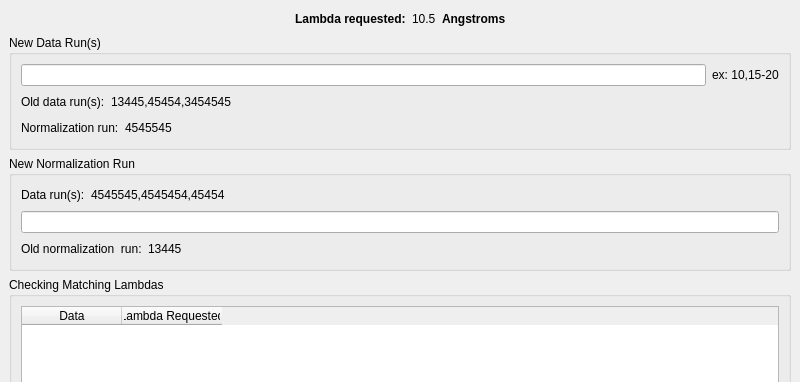
Above: designer/table_reduction_runs_editor.ui from aglavic/quicknxs before the change; both pictures show x 0 to 800 and y 0 to 382 of the 800 by 600 pixel window. Below: the same form after it.
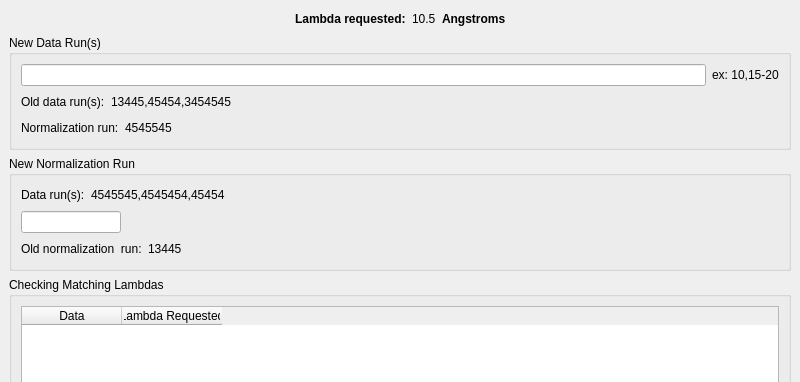
That is the form after the change.

Commit message: Edited Normalization runs are now copied back to main gui as well

```diff
--- a/designer/table_reduction_runs_editor.ui
+++ b/designer/table_reduction_runs_editor.ui
@@ -205,7 +205,15 @@
         </layout>
        </item>
        <item>
+        <layout class="QHBoxLayout" name="horizontalLayout_10">
+         <item>
         <widget class="QLineEdit" name="normLineEdit">
+           <property name="maximumSize">
+            <size>
+             <width>100</width>
+             <height>16777215</height>
+            </size>
+           </property>
          <property name="toolTip">
           <string>Enter Normalization Run and Hit ENTER</string>
          </property>
@@ -230,6 +238,21 @@
         </widget>
        </item>
        <item>
+          <spacer name="horizontalSpacer_10">
+           <property name="orientation">
+            <enum>Qt::Horizontal</enum>
+           </property>
+           <property name="sizeHint" stdset="0">
+            <size>
+             <width>40</width>
+             <height>20</height>
+            </size>
+           </property>
+          </spacer>
+         </item>
+        </layout>
+       </item>
+       <item>
         <layout class="QHBoxLayout" name="horizontalLayout_5">
          <item>
           <widget class="QLabel" name="label_21">
```
Left out of the diff: 32 changed lines with no effect on the pictures. Lines whose indentation alone changed are shown as unchanged. The commit also changes 2 other files.
